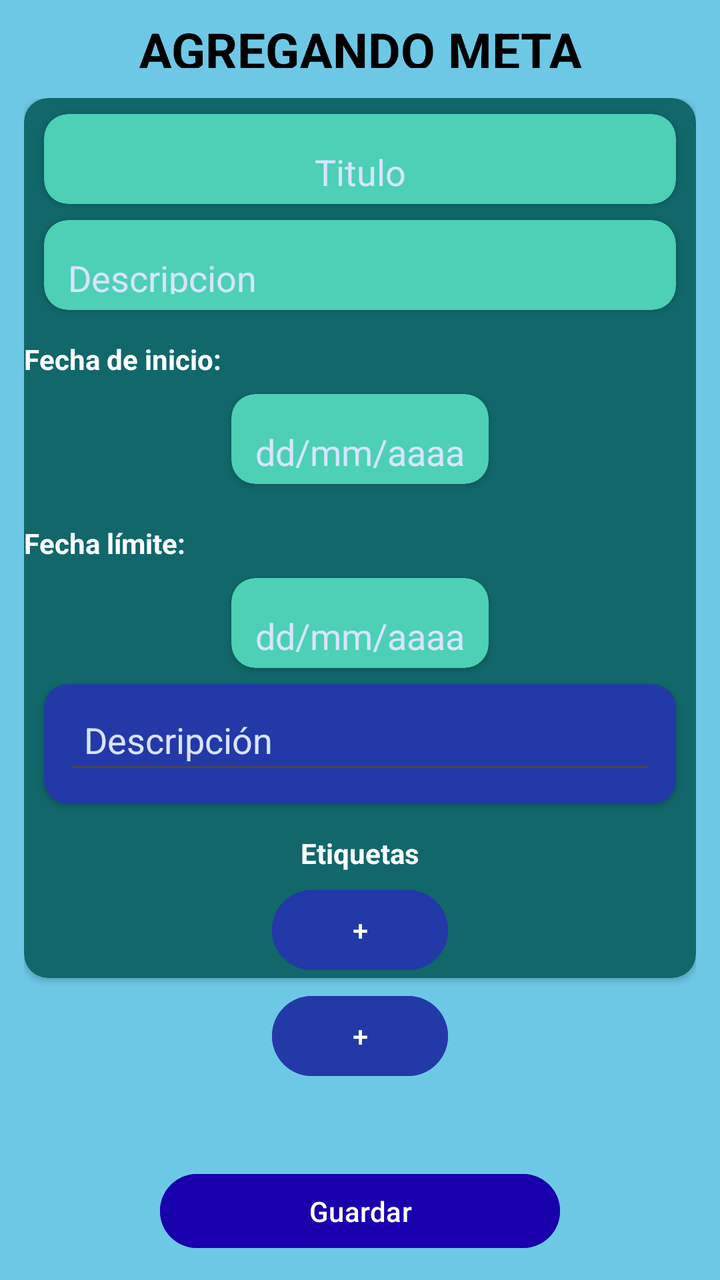
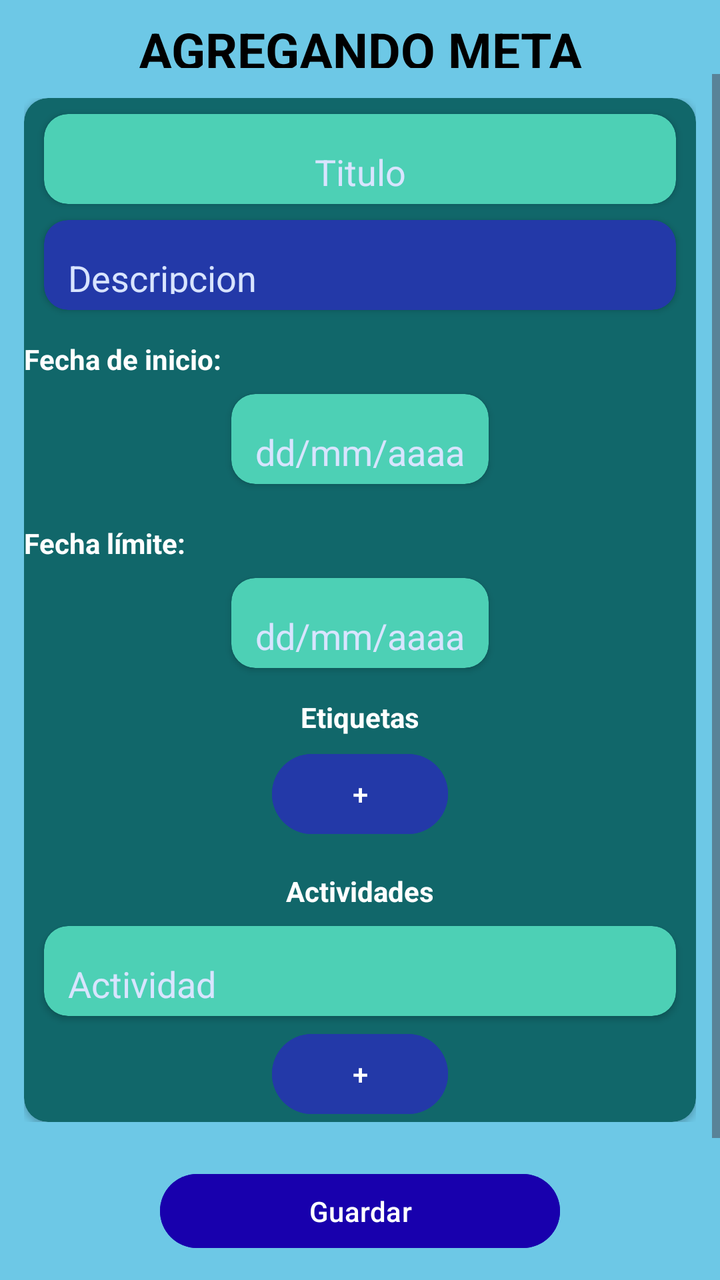

An Android layout rendered at two revisions. The XML below is the earlier revision; the diff shows what the commit changed to produce the second picture.
<!-- AndroidManifest.xml: application theme Theme.SuperSexiBoys -->
<!-- res/layout/activity_agregar_meta.xml -->
<?xml version="1.0" encoding="utf-8"?>
<LinearLayout xmlns:android="http://schemas.android.com/apk/res/android"
    xmlns:app="http://schemas.android.com/apk/res-auto"
    xmlns:tools="http://schemas.android.com/tools"
    android:layout_width="match_parent"
    android:layout_height="match_parent"
    android:orientation="vertical"
    android:background="#6DC8E6"
    >

    <LinearLayout
        android:layout_width="match_parent"
        android:layout_height="wrap_content"
        android:padding="3dp"
        android:orientation="vertical">



        <TextView
            android:layout_width="match_parent"
            android:layout_height="26dp"
            android:layout_marginTop="5dp"
            android:text="AGREGANDO META"
            android:textAlignment="center"
            android:textColor="@android:color/black"
            android:textSize="25sp"
            android:textStyle="bold" />
    </LinearLayout>


    <ScrollView
        android:layout_width="match_parent"
        android:layout_height="0dp"
        android:layout_weight="1">

        <LinearLayout
            android:orientation="vertical"
            android:layout_width="match_parent"
            android:layout_height="wrap_content"
            android:padding="12dp">

            <androidx.cardview.widget.CardView
                android:layout_width="match_parent"
                android:layout_height="wrap_content"
                android:padding="15dp"
                app:cardCornerRadius="12dp"
                android:backgroundTint="#11676a">


                <LinearLayout
                    android:layout_width="match_parent"
                    android:layout_height="wrap_content"
                    android:gravity="center"
                    android:orientation="vertical">

                    <androidx.cardview.widget.CardView
                        android:layout_width="match_parent"
                        android:layout_height="wrap_content"
                        android:layout_marginTop="8dp"
                        android:backgroundTint="#4DD0B5"
                        app:cardCornerRadius="12dp"
                        android:layout_marginStart="10dp"
                        android:layout_marginEnd="10dp"
                        >

                        <LinearLayout
                            android:layout_width="match_parent"
                            android:layout_height="45dp"
                            android:orientation="vertical"
                            android:padding="8dp"
                            >

                            <EditText
                                android:layout_width="match_parent"
                                android:layout_height="40dp"
                                android:hint="Titulo"
                                android:gravity="center"
                                android:textColorHint="#d8e4ff"
                                />

                        </LinearLayout>
                    </androidx.cardview.widget.CardView>


                    <androidx.cardview.widget.CardView
                        android:layout_width="match_parent"
                        android:layout_height="wrap_content"
                        android:layout_marginTop="8dp"
                        android:backgroundTint="#4DD0B5"
                        app:cardCornerRadius="12dp"
                        android:layout_marginStart="10dp"
                        android:layout_marginEnd="10dp"
                        >

                        <LinearLayout
                            android:layout_width="match_parent"
                            android:layout_height="45dp"
                            android:orientation="vertical"
                            android:padding="8dp"
                            >

                            <EditText
                                android:layout_width="match_parent"
                                android:layout_height="40dp"
                                android:hint="Descripcion"
                                android:textColorHint="#d8e4ff"
                                />

                        </LinearLayout>
                    </androidx.cardview.widget.CardView>



                    <TextView
                        android:layout_width="match_parent"
                        android:layout_height="wrap_content"
                        android:layout_marginTop="15dp"
                        android:text="Fecha de inicio:"
                        android:textColor="@android:color/white"
                        android:textStyle="bold" />

                    <androidx.cardview.widget.CardView
                        android:layout_width="wrap_content"
                        android:layout_height="wrap_content"
                        android:layout_marginTop="8dp"
                        android:backgroundTint="#4DD0B5"
                        app:cardCornerRadius="12dp"
                        android:layout_marginStart="10dp"
                        android:layout_marginEnd="10dp"
                        >

                        <LinearLayout
                            android:layout_width="match_parent"
                            android:layout_height="45dp"
                            android:orientation="vertical"
                            android:padding="8dp"
                            >

                            <EditText
                                android:layout_width="match_parent"
                                android:layout_height="40dp"
                                android:hint="dd/mm/aaaa"
                                android:textColorHint="#d8e4ff"
                                />
                        </LinearLayout>
                    </androidx.cardview.widget.CardView>

                    <TextView
                        android:layout_width="match_parent"
                        android:layout_height="wrap_content"
                        android:layout_marginTop="20dp"
                        android:text="Fecha límite:"
                        android:textColor="@android:color/white"
                        android:textStyle="bold" />

                    <androidx.cardview.widget.CardView
                        android:layout_width="wrap_content"
                        android:layout_height="wrap_content"
                        android:layout_marginTop="8dp"
                        android:backgroundTint="#4DD0B5"
                        app:cardCornerRadius="12dp"
                        android:layout_marginStart="10dp"
                        android:layout_marginEnd="10dp"
                        >

                        <LinearLayout
                            android:layout_width="match_parent"
                            android:layout_height="45dp"
                            android:orientation="vertical"
                            android:padding="8dp"
                            >

                            <EditText
                                android:layout_width="match_parent"
                                android:layout_height="40dp"
                                android:hint="dd/mm/aaaa"
                                android:textColorHint="#d8e4ff"
                                />
                        </LinearLayout>
                    </androidx.cardview.widget.CardView>


                    <androidx.cardview.widget.CardView
                        android:layout_width="match_parent"
                        android:layout_height="wrap_content"
                        android:layout_marginTop="8dp"
                        android:backgroundTint="#2339a8"
                        app:cardCornerRadius="12dp"
                        android:layout_marginStart="10dp"
                        android:layout_marginEnd="10dp"

                        >

                        <LinearLayout
                            android:layout_width="match_parent"
                            android:layout_height="wrap_content"
                            android:orientation="vertical"
                            android:padding="10dp"
                            >

                            <EditText
                                android:layout_width="match_parent"
                                android:layout_height="40dp"
                                android:hint="Descripción"
                                android:padding="10dp"
                                android:textColorHint="#d8e4ff"

                                />
                        </LinearLayout>
                    </androidx.cardview.widget.CardView>


                    <TextView
                        android:layout_width="wrap_content"
                        android:layout_height="wrap_content"
                        android:layout_marginTop="15dp"
                        android:text="Etiquetas"
                        android:textColor="@android:color/white"
                        android:layout_gravity="center"
                        android:textStyle="bold" />

                    <Button
                        android:id="@+id/btnAgregarEtiqueta2"
                        android:layout_width="wrap_content"
                        android:layout_height="wrap_content"
                        android:layout_gravity="center"
                        android:layout_marginTop="5dp"
                        android:backgroundTint="#2339A8"
                        android:text="+"
                        android:textColor="@android:color/white" />
                </LinearLayout>
            </androidx.cardview.widget.CardView>

            <LinearLayout
                android:layout_width="wrap_content"
                android:layout_height="wrap_content"
                android:orientation="vertical"
                android:layout_gravity="center"
                >


                <Button
                    android:id="@+id/btnAgregarEtiqueta1"
                    android:layout_width="wrap_content"
                    android:layout_height="wrap_content"
                    android:layout_gravity="center"
                    android:layout_marginTop="5dp"
                    android:backgroundTint="#2339A8"
                    android:text="+"
                    android:textColor="@android:color/white" />

            </LinearLayout>



        </LinearLayout>




    </ScrollView>

    <LinearLayout
        android:layout_width="match_parent"
        android:layout_height="wrap_content"
        android:padding="12dp"
        android:gravity="center">

        <Button
            android:id="@+id/btnGuardar"
            android:layout_width="200dp"
            android:layout_height="45dp"
            android:text="Guardar"
            android:backgroundTint="#1800ad"
            android:textColor="@android:color/white"/>
    </LinearLayout>

</LinearLayout>
<!-- resources referenced by this layout -->
<resources>
  <style name="Theme.SuperSexiBoys" parent="Base.Theme.SuperSexiBoys" />
  <style name="Base.Theme.SuperSexiBoys" parent="Theme.Material3.DayNight.NoActionBar">
          
          
      </style>
</resources>

<!-- the commit's change to res/layout/activity_agregar_meta.xml (unified diff, before → after) -->
@@ -71,6 +71,7 @@
                             >
 
                             <EditText
+                                android:id="@+id/tituloMeta"
                                 android:layout_width="match_parent"
                                 android:layout_height="40dp"
                                 android:hint="Titulo"
@@ -86,20 +87,21 @@
                         android:layout_width="match_parent"
                         android:layout_height="wrap_content"
                         android:layout_marginTop="8dp"
-                        android:backgroundTint="#4DD0B5"
-                        app:cardCornerRadius="12dp"
-                        android:layout_marginStart="10dp"
-                        android:layout_marginEnd="10dp"
-                        >
-
-                        <LinearLayout
-                            android:layout_width="match_parent"
-                            android:layout_height="45dp"
-                            android:orientation="vertical"
-                            android:padding="8dp"
-                            >
-
-                            <EditText
+                        android:backgroundTint="#2339A8"
+                        app:cardCornerRadius="12dp"
+                        android:layout_marginStart="10dp"
+                        android:layout_marginEnd="10dp"
+                        >
+
+                        <LinearLayout
+                            android:layout_width="match_parent"
+                            android:layout_height="45dp"
+                            android:orientation="vertical"
+                            android:padding="8dp"
+                            >
+
+                            <EditText
+                                android:id="@+id/descripcionMeta"
                                 android:layout_width="match_parent"
                                 android:layout_height="40dp"
                                 android:hint="Descripcion"
@@ -137,6 +139,7 @@
                             >
 
                             <EditText
+                                android:id="@+id/fechaInMeta"
                                 android:layout_width="match_parent"
                                 android:layout_height="40dp"
                                 android:hint="dd/mm/aaaa"
@@ -171,6 +174,7 @@
                             >
 
                             <EditText
+                                android:id="@+id/fechaLiMeta"
                                 android:layout_width="match_parent"
                                 android:layout_height="40dp"
                                 android:hint="dd/mm/aaaa"
@@ -180,34 +184,6 @@
                     </androidx.cardview.widget.CardView>
 
 
-                    <androidx.cardview.widget.CardView
-                        android:layout_width="match_parent"
-                        android:layout_height="wrap_content"
-                        android:layout_marginTop="8dp"
-                        android:backgroundTint="#2339a8"
-                        app:cardCornerRadius="12dp"
-                        android:layout_marginStart="10dp"
-                        android:layout_marginEnd="10dp"
-
-                        >
-
-                        <LinearLayout
-                            android:layout_width="match_parent"
-                            android:layout_height="wrap_content"
-                            android:orientation="vertical"
-                            android:padding="10dp"
-                            >
-
-                            <EditText
-                                android:layout_width="match_parent"
-                                android:layout_height="40dp"
-                                android:hint="Descripción"
-                                android:padding="10dp"
-                                android:textColorHint="#d8e4ff"
-
-                                />
-                        </LinearLayout>
-                    </androidx.cardview.widget.CardView>
 
 
                     <TextView
@@ -220,7 +196,7 @@
                         android:textStyle="bold" />
 
                     <Button
-                        android:id="@+id/btnAgregarEtiqueta2"
+                        android:id="@+id/btnAgregarEtiqueta"
                         android:layout_width="wrap_content"
                         android:layout_height="wrap_content"
                         android:layout_gravity="center"
@@ -228,28 +204,60 @@
                         android:backgroundTint="#2339A8"
                         android:text="+"
                         android:textColor="@android:color/white" />
+
+                    <TextView
+                        android:layout_width="wrap_content"
+                        android:layout_height="wrap_content"
+                        android:layout_marginTop="15dp"
+                        android:text="Actividades"
+                        android:textColor="@android:color/white"
+                        android:layout_gravity="center"
+                        android:textStyle="bold" />
+
+
+                    <androidx.cardview.widget.CardView
+                        android:layout_width="match_parent"
+                        android:layout_height="wrap_content"
+                        android:layout_marginTop="8dp"
+                        android:backgroundTint="#4DD0B5"
+                        app:cardCornerRadius="12dp"
+                        android:layout_marginStart="10dp"
+                        android:layout_marginEnd="10dp"
+                        >
+
+                        <LinearLayout
+                            android:layout_width="match_parent"
+                            android:layout_height="45dp"
+                            android:orientation="vertical"
+                            android:padding="8dp"
+                            >
+
+                            <EditText
+                                android:id="@+id/actividadNueva"
+                                android:layout_width="match_parent"
+                                android:layout_height="40dp"
+                                android:hint="Actividad"
+                                android:textColorHint="#d8e4ff"
+                                />
+
+                        </LinearLayout>
+                    </androidx.cardview.widget.CardView>
+
+                    <Button
+                        android:id="@+id/btnAgregarActividad"
+                        android:layout_width="wrap_content"
+                        android:layout_height="wrap_content"
+                        android:layout_gravity="center"
+                        android:layout_marginTop="5dp"
+                        android:backgroundTint="#2339A8"
+                        android:text="+"
+                        android:textColor="@android:color/white" />
+
+
                 </LinearLayout>
+
             </androidx.cardview.widget.CardView>
 
-            <LinearLayout
-                android:layout_width="wrap_content"
-                android:layout_height="wrap_content"
-                android:orientation="vertical"
-                android:layout_gravity="center"
-                >
-
-
-                <Button
-                    android:id="@+id/btnAgregarEtiqueta1"
-                    android:layout_width="wrap_content"
-                    android:layout_height="wrap_content"
-                    android:layout_gravity="center"
-                    android:layout_marginTop="5dp"
-                    android:backgroundTint="#2339A8"
-                    android:text="+"
-                    android:textColor="@android:color/white" />
-
-            </LinearLayout>
 
 
 
